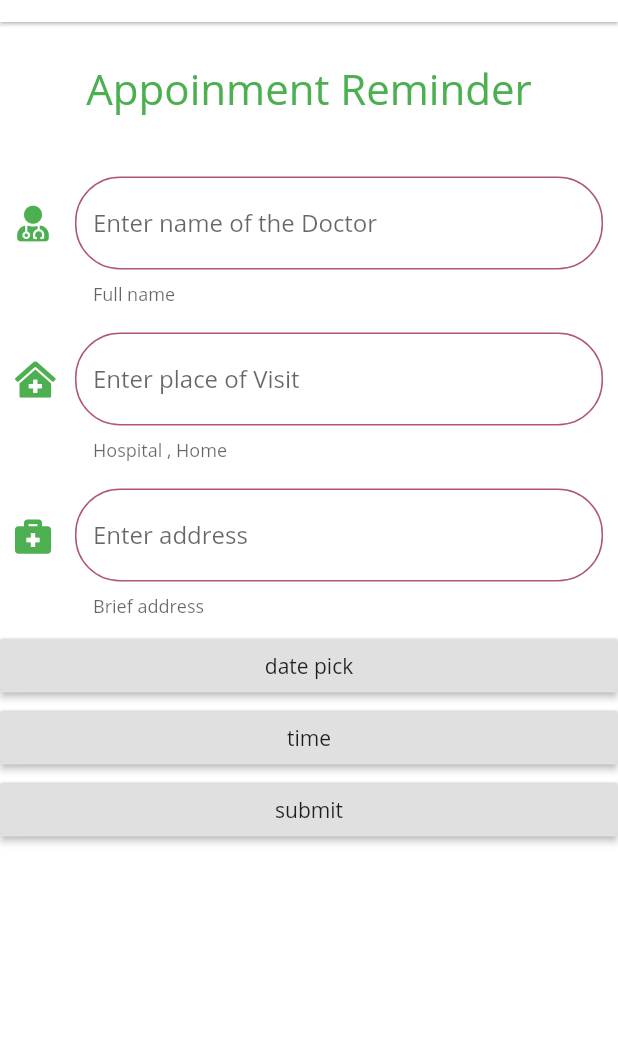
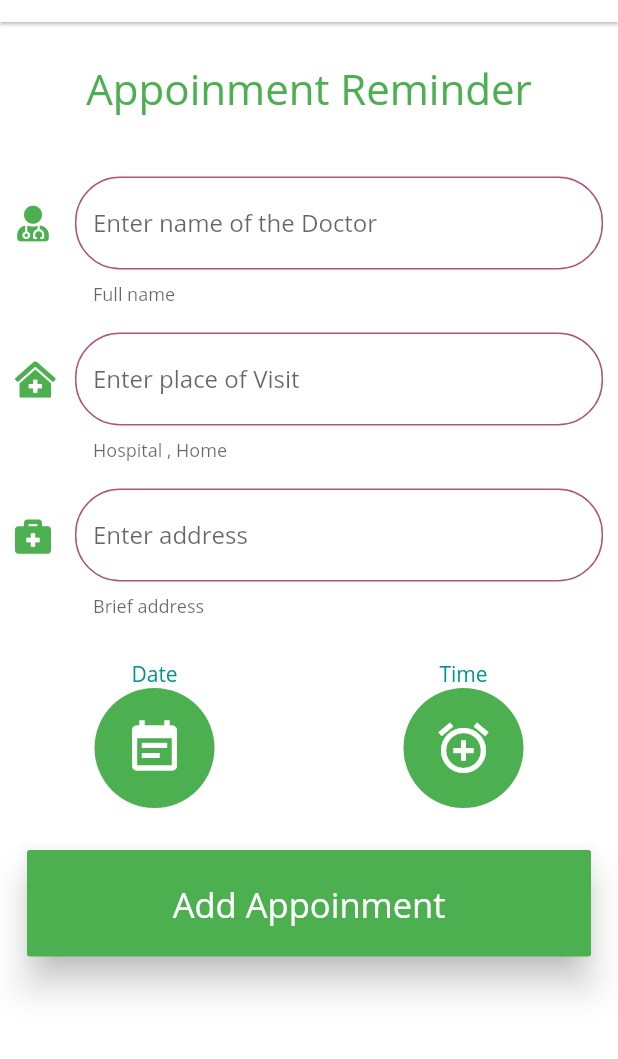
Before and after one commit to adarshbalu/elderly_app, a Flutter app: the AppoinmentDetail screen opened by its route, on a phone screen of 412 x 824 dp, the part 62-1121 px from its top. Run offline on Flutter 3.47's test engine with Material 2 defaults, Android fonts, the phone set to English and light mode, and no system bars; our stand-ins replace cloud_firestore, connectivity, firebase_auth, flutter_signin_button, flutter_spinkit, font_awesome_flutter and 8 more; missing offline and left inert: firebase_ml_vision, flutter_android, flutter_material_pickers, flutter_sms, mlkit, sms and 1 more; accounts and stored records are empty.

Commit message:
Appoinment detail screen completed

```diff
--- a/lib/screens/appoinment_detail_screen.dart
+++ b/lib/screens/appoinment_detail_screen.dart
@@ -1,5 +1,7 @@
+import 'package:elderly_app/screens/home_screen.dart';
 import 'package:elderly_app/screens/profile_screen.dart';
 import 'package:elderly_app/widgets/app_default.dart';
+import 'package:flutter/cupertino.dart';
 import 'package:flutter/material.dart';
 import 'package:flutter_material_pickers/flutter_material_pickers.dart';
 import 'package:font_awesome_flutter/font_awesome_flutter.dart';
@@ -13,7 +15,7 @@ class AppoinmentDetail extends StatefulWidget {
 
 class _AppoinmentDetailState extends State<AppoinmentDetail> {
   String doctorName, place, address;
-  DateTime date, tempDate = DateTime(0, 0, 0, 0, 0);
+  DateTime date, tempDate = DateTime(0000, 00, 00, 00, 00);
   TimeOfDay timeSelected = TimeOfDay(minute: 0, hour: 0);
 
   TextEditingController nameController;
@@ -33,9 +35,9 @@ class _AppoinmentDetailState extends State<AppoinmentDetail> {
     DateTime picked = await showDatePicker(
         context: context,
         initialDate: DateTime.now(),
-        firstDate: DateTime(2020),
+        firstDate: DateTime(2019),
         lastDate: DateTime(2025));
-    if (picked != null) setState(() => date = picked);
+    if (picked != null) setState(() => tempDate = picked);
   }
 
   @override
@@ -126,42 +128,106 @@ class _AppoinmentDetailState extends State<AppoinmentDetail> {
             isNumber: false,
             icon: FontAwesomeIcons.briefcaseMedical,
           ),
-          RaisedButton(
-            child: Text('date pick'),
-            onPressed: () async {
+          SizedBox(
+            height: 20,
+          ),
+          Row(
+            mainAxisAlignment: MainAxisAlignment.center,
+            children: <Widget>[
+              Expanded(
+                child: Column(
+                  children: <Widget>[
+                    Text(
+                      'Date',
+                      style: TextStyle(color: Colors.teal),
+                    ),
+                    InkWell(
+                      child: CircleAvatar(
+                        radius: 40,
+                        backgroundColor: Colors.green,
+                        child: Icon(
+                          Icons.event_note,
+                          size: 40,
+                          color: Colors.white,
+                        ),
+                      ),
+                      onTap: () async {
                         await _selectDate();
                         print(tempDate.toString());
                       },
                     ),
-          RaisedButton(
-            child: Text('time'),
-            onPressed: () async {
+                  ],
+                ),
+              ),
+              Expanded(
+                child: Column(
+                  children: <Widget>[
+                    Text(
+                      'Time',
+                      style: TextStyle(color: Colors.teal),
+                    ),
+                    InkWell(
+                      child: CircleAvatar(
+                        radius: 40,
+                        backgroundColor: Colors.green,
+                        child: Icon(
+                          Icons.alarm_add,
+                          size: 40,
+                          color: Colors.white,
+                        ),
+                      ),
+                      onTap: () async {
                         showMaterialTimePicker(
                           context: context,
                           selectedTime: timeSelected,
                           onChanged: (value) => setState(() {
                             timeSelected = value;
+                            print(timeSelected.toString());
                           }),
                         );
                       },
                     ),
-          RaisedButton(
+                  ],
+                ),
+              ),
+            ],
+          ),
+          SizedBox(
+            height: 10,
+          ),
+          Padding(
+            padding: const EdgeInsets.all(18.0),
+            child: MaterialButton(
+              elevation: 10,
+              hoverElevation: 5,
+              highlightColor: Colors.green.withAlpha(10),
+              color: Colors.green,
+              padding: EdgeInsets.all(20),
               onPressed: () {
-//              if (!(timeSelected.minute == 0 && timeSelected.hour == 0)) {
-//                if (!(tempDate.year == 0 &&
-//                    tempDate.month == 0 &&
-//                    tempDate.day == 0)) {
+                if (!(timeSelected.minute == 0 && timeSelected.hour == 0)) {
+                  if (!(tempDate.year == 0 &&
+                      tempDate.month == 0 &&
+                      tempDate.day == 0)) {
                     setState(() {
-                date = DateTime(tempDate.year, tempDate.month, tempDate.day,
-                    timeSelected.hour, timeSelected.minute);
+                      date = DateTime(tempDate.year, tempDate.month,
+                          tempDate.day, timeSelected.hour, timeSelected.minute);
                     });
+
                     print(date.toString());
-//                } else {
-//                  print('fail');
-//                }
-//              }
+                    Navigator.push(context,
+                        MaterialPageRoute(builder: (context) {
+                      return HomeScreen(true);
+                    }));
+                  } else {
+                    print('fail');
+                  }
+                }
               },
-            child: Text('submit'),
+              child: Text(
+                'Add Appoinment',
+                style: TextStyle(color: Colors.white, fontSize: 23),
+              ),
+            ),
           )
         ],
       ),
--- a/pubspec.yaml
+++ b/pubspec.yaml
@@ -60,6 +60,7 @@ dependencies:
 
 
 
+
 dev_dependencies:
   flutter_test:
     sdk: flutter
```
Lines whose indentation alone changed are shown as unchanged.
